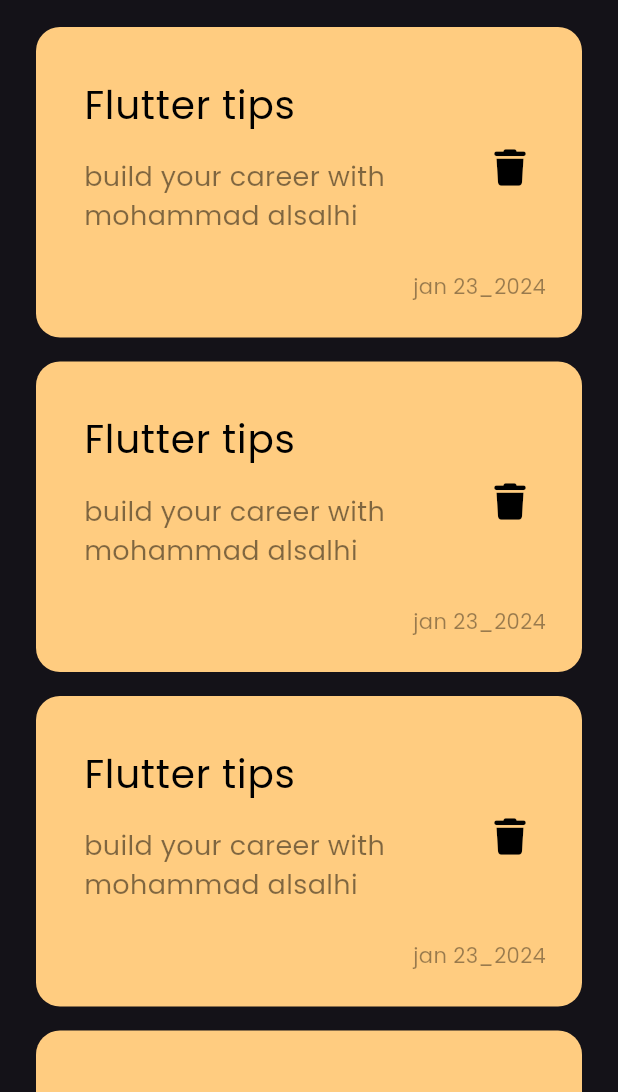
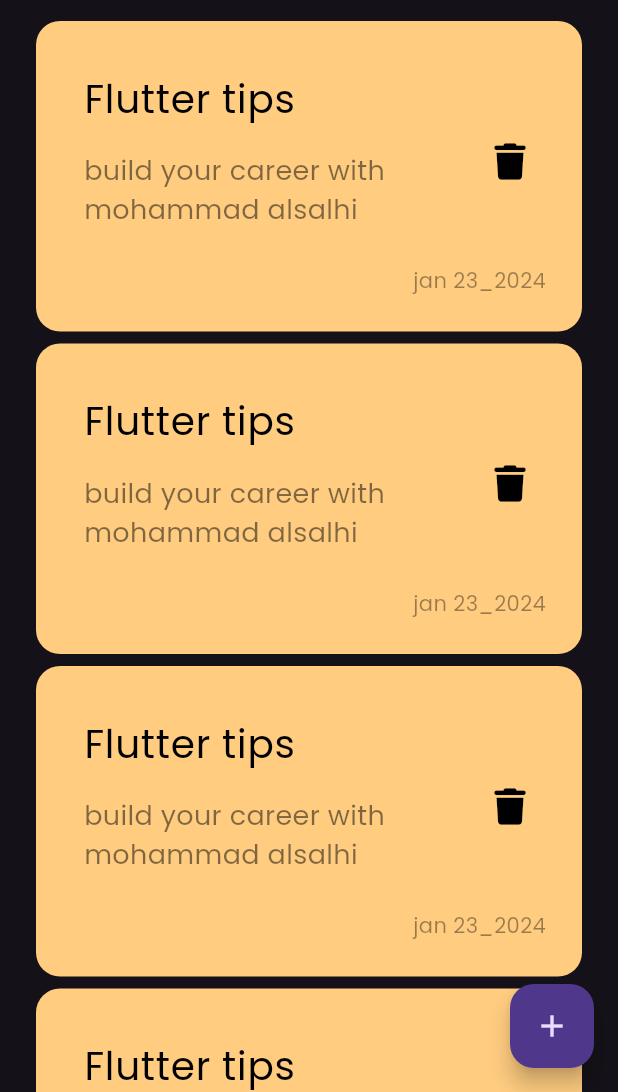
Before and after one commit to Mohammadalsalhi55/Notes_App_18-2, a Flutter app: the screen it shows after launch, on a phone screen of 412 x 824 dp, the part 144-1236 px from its top. Run offline on Flutter 3.47's test engine with Material 3 defaults, Android fonts, the phone set to English and light mode, and no system bars; our stand-ins replace another_xlider, font_awesome_flutter.

Commit message:
add floating actionbutton

```diff
--- a/note_app/lib/views/Custom_list_view.dart
+++ b/note_app/lib/views/Custom_list_view.dart
@@ -7,10 +7,10 @@ class NoteListView extends StatelessWidget {
   @override
   Widget build(BuildContext context) {
     return ListView.builder(
-      padding: EdgeInsets.only(top: 10.0),
+      padding: const EdgeInsets.only(top: 10.0),
       itemBuilder: (context, index) {
         return const Padding(
-          padding: EdgeInsets.symmetric(vertical: 8),
+          padding: EdgeInsets.symmetric(vertical: 4),
           child: Noteitems(),
         );
       },
--- a/note_app/lib/views/Notes_view.dart
+++ b/note_app/lib/views/Notes_view.dart
@@ -6,8 +6,12 @@ class notes_view extends StatelessWidget {
 
   @override
   Widget build(BuildContext context) {
-    return const Scaffold(
-      body: notes_view_body(),
+    return Scaffold(
+      floatingActionButton: FloatingActionButton(
+        onPressed: () {},
+        child: Icon(Icons.add),
+      ),
+      body: const notes_view_body(),
     );
   }
 }
```
